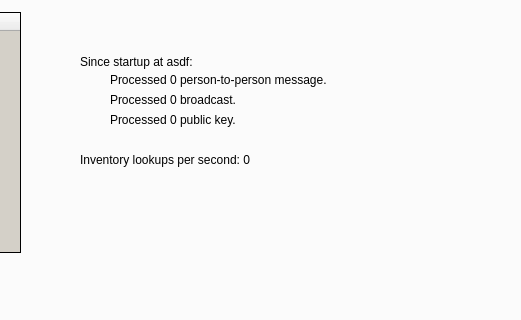
Before: the Qt Designer form src/bitmessageqt/bitmessageui.ui in Bitmessage/PyBitmessage, drawn with Qt 5; both pictures show x 242 to 763 and y 103 to 423 of the 885 by 580 pixel window.
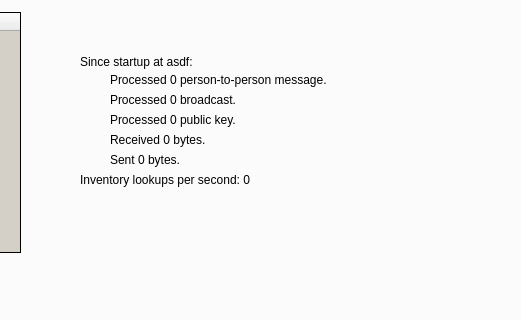
After: the same form once the commit is applied. The open tabs and pages were chosen to show the change. Icons and pictures are not drawn.

Commit message: Addition of bytes received/sent counts on the network information tab.

Patch:
```diff
--- a/src/bitmessageqt/bitmessageui.ui
+++ b/src/bitmessageqt/bitmessageui.ui
@@ -1035,7 +1035,7 @@
         <property name="geometry">
          <rect>
           <x>320</x>
-          <y>210</y>
+          <y>230</y>
           <width>291</width>
           <height>16</height>
          </rect>
@@ -1044,6 +1044,32 @@
          <string>Inventory lookups per second: 0</string>
         </property>
        </widget>
+       <widget class="QLabel" name="labelBytesRecvCount">
+        <property name="geometry">
+         <rect>
+          <x>350</x>
+          <y>190</y>
+          <width>331</width>
+          <height>16</height>
+         </rect>
+        </property>
+        <property name="text">
+         <string>Received 0 bytes.</string>
+        </property>
+       </widget>
+       <widget class="QLabel" name="labelBytesSentCount">
+        <property name="geometry">
+         <rect>
+          <x>350</x>
+          <y>210</y>
+          <width>331</width>
+          <height>16</height>
+         </rect>
+        </property>
+        <property name="text">
+         <string>Sent 0 bytes.</string>
+        </property>
+       </widget>
       </widget>
      </widget>
     </item>
```
Left out of the diff: 4 changed lines with no effect on the pictures. The commit also changes 5 other files.
